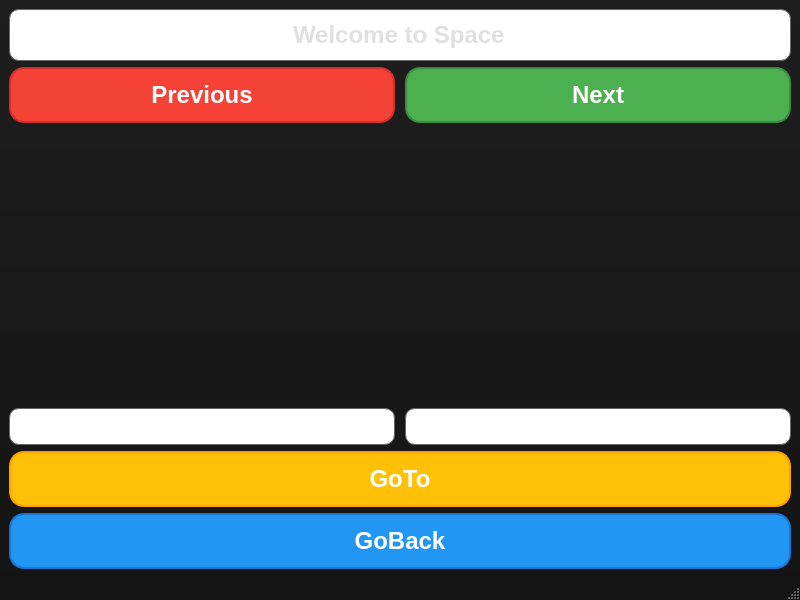
Before: the Qt Designer form MonkeyZooManager/qt/zoo_space.ui in woobe-studio/MonkeyZooManager, drawn with Qt 5.
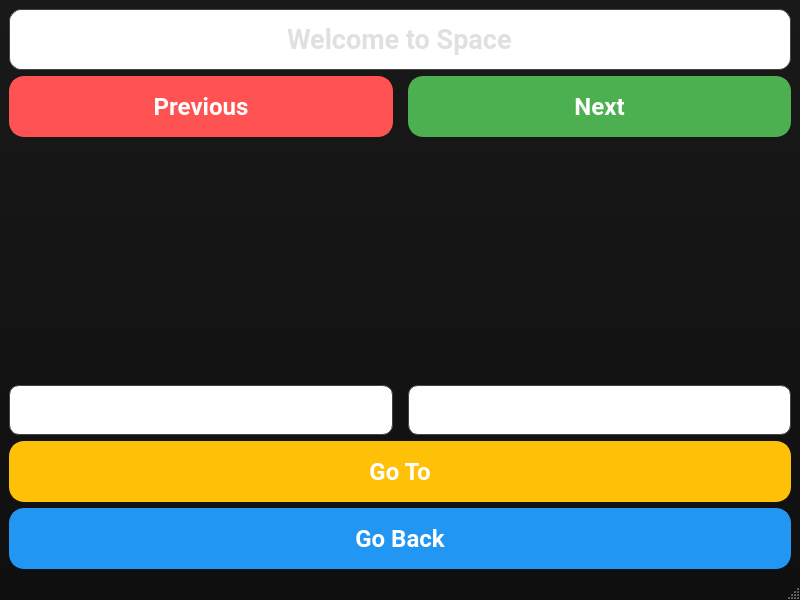
After: the same form once the commit is applied.

Commit message: modernized look of .ui and changed font to Roboto

Diff of the .ui file:
```diff
--- a/MonkeyZooManager/qt/zoo_space.ui
+++ b/MonkeyZooManager/qt/zoo_space.ui
@@ -21,7 +21,7 @@
   </property>
   <property name="styleSheet">
    <string notr="true">#ZooSpace {
-background: qlineargradient(spread:pad, x1:0, y1:0, x2:0, y2:1, stop:0 rgba(30, 30, 30, 255), stop:1 rgba(20, 20, 20, 255));
+background: qlineargradient(spread:pad, x1:0, y1:0, x2:0, y2:1, stop:0 rgba(25, 25, 25, 255), stop:1 rgba(15, 15, 15, 255));
 }
 </string>
   </property>
@@ -31,19 +31,21 @@
      <widget class="QLineEdit" name="EnterTitle">
       <property name="font">
        <font>
-        <pointsize>18</pointsize>
+        <pointsize>20</pointsize>
         <bold>true</bold>
+        <family>Roboto</family>
        </font>
       </property>
       <property name="styleSheet">
        <string notr="true">QLineEdit {
 background: qlineargradient(x1: 0, y1: 0, x2: 0, y2: 1,
-                            stop: 0 rgba(45, 45, 45, 255),
+                            stop: 0 rgba(50, 50, 50, 255),
                             stop: 1 rgba(30, 30, 30, 255));
 color: #E0E0E0;
-border-radius: 10px;
-border: 1px solid #666;
-padding: 10px;
+border-radius: 12px;
+border: 1px solid #444;
+padding: 12px;
+font-weight: bold;
 }
 </string>
       </property>
@@ -64,12 +66,12 @@
     <item>
      <layout class="QVBoxLayout" name="backButtonLayout">
       <property name="spacing">
-       <number>10</number>
+       <number>15</number>
       </property>
       <item>
        <layout class="QHBoxLayout" name="buttonLayout">
         <property name="spacing">
-         <number>10</number>
+         <number>15</number>
         </property>
         <item>
          <widget class="QPushButton" name="Previous">
@@ -77,17 +79,19 @@
            <font>
             <pointsize>18</pointsize>
             <bold>true</bold>
+            <family>Roboto</family>
            </font>
           </property>
           <property name="styleSheet">
            <string notr="true">QPushButton {
-background-color: #F44336;  /* Red */
+background-color: #FF5252;  /* Light red */
 color: #ffffff;
 border-radius: 15px;
-border: 2px solid #d32f2f;
-padding: 12px;
+border: 2px solid #FF5252;
+padding: 14px;
 font-weight: bold;
-transition: background-color 0.3s, transform 0.3s, border 0.3s;
+box-shadow: 0 4px 8px rgba(0, 0, 0, 0.2), 0 0 5px rgba(255, 255, 255, 0.2); /* Shadow with border glow */
+transition: background-color 0.3s, transform 0.3s, box-shadow 0.3s;
 }
 
 QPushButton:hover {
@@ -114,6 +118,7 @@
            <font>
             <pointsize>18</pointsize>
             <bold>true</bold>
+            <family>Roboto</family>
            </font>
           </property>
           <property name="styleSheet">
@@ -121,10 +126,11 @@
 background-color: #4CAF50;  /* Green */
 color: #ffffff;
 border-radius: 15px;
-border: 2px solid #388E3C;
-padding: 12px;
+border: 2px solid #4CAF50;
+padding: 14px;
 font-weight: bold;
-transition: background-color 0.3s, transform 0.3s, border 0.3s;
+box-shadow: 0 4px 8px rgba(0, 0, 0, 0.2), 0 0 5px rgba(255, 255, 255, 0.2); /* Shadow with border glow */
+transition: background-color 0.3s, transform 0.3s, box-shadow 0.3s;
 }
 
 QPushButton:hover {
@@ -159,25 +165,26 @@
     <item>
      <layout class="QHBoxLayout" name="nameSpaceLayout">
       <property name="spacing">
-       <number>10</number>
+       <number>15</number>
       </property>
       <item>
        <widget class="QLineEdit" name="Name">
         <property name="font">
          <font>
-          <pointsize>14</pointsize>
+          <pointsize>16</pointsize>
           <bold>true</bold>
+          <family>Roboto</family>
          </font>
         </property>
         <property name="styleSheet">
          <string notr="true">QLineEdit {
 background: qlineargradient(x1: 0, y1: 0, x2: 0, y2: 1,
-                            stop: 0 rgba(45, 45, 45, 255),
+                            stop: 0 rgba(50, 50, 50, 255),
                             stop: 1 rgba(30, 30, 30, 255));
 color: white;
 border-radius: 10px;
-border: 1px solid #666;
-padding: 5px;
+border: 1px solid #444;
+padding: 10px;
 }
 </string>
         </property>
@@ -196,19 +203,20 @@
        <widget class="QLineEdit" name="Space">
         <property name="font">
          <font>
-          <pointsize>14</pointsize>
+          <pointsize>16</pointsize>
           <bold>true</bold>
+          <family>Roboto</family>
          </font>
         </property>
         <property name="styleSheet">
          <string notr="true">QLineEdit {
 background: qlineargradient(x1: 0, y1: 0, x2: 0, y2: 1,
-                            stop: 0 rgba(45, 45, 45, 255),
+                            stop: 0 rgba(50, 50, 50, 255),
                             stop: 1 rgba(30, 30, 30, 255));
 color: white;
 border-radius: 10px;
-border: 1px solid #666;
-padding: 5px;
+border: 1px solid #444;
+padding: 10px;
 }
 </string>
         </property>
@@ -231,6 +239,7 @@
        <font>
         <pointsize>18</pointsize>
         <bold>true</bold>
+        <family>Roboto</family>
        </font>
       </property>
       <property name="styleSheet">
@@ -238,10 +247,11 @@
 background-color: #FFC107;  /* Amber */
 color: #ffffff;
 border-radius: 15px;
-border: 2px solid #FFA000;
-padding: 12px;
+border: 2px solid #FFC107;
+padding: 14px;
 font-weight: bold;
-transition: background-color 0.3s, transform 0.3s, border 0.3s;
+box-shadow: 0 4px 8px rgba(0, 0, 0, 0.2), 0 0 5px rgba(255, 255, 255, 0.2); /* Shadow with border glow */
+transition: background-color 0.3s, transform 0.3s, box-shadow 0.3s;
 }
 
 QPushButton:hover {
@@ -258,7 +268,7 @@
 </string>
       </property>
       <property name="text">
-       <string>GoTo</string>
+       <string>Go To</string>
       </property>
      </widget>
     </item>
@@ -268,6 +278,7 @@
        <font>
         <pointsize>18</pointsize>
         <bold>true</bold>
+        <family>Roboto</family>
        </font>
       </property>
       <property name="styleSheet">
@@ -275,10 +286,11 @@
 background-color: #2196F3;  /* Blue */
 color: #ffffff;
 border-radius: 15px;
-border: 2px solid #1976D2;
-padding: 12px;
+border: 2px solid #2196F3;
+padding: 14px;
 font-weight: bold;
-transition: background-color 0.3s, transform 0.3s, border 0.3s;
+box-shadow: 0 4px 8px rgba(0, 0, 0, 0.2), 0 0 5px rgba(255, 255, 255, 0.2); /* Shadow with border glow */
+transition: background-color 0.3s, transform 0.3s, box-shadow 0.3s;
 }
 
 QPushButton:hover {
@@ -295,7 +307,7 @@
 </string>
       </property>
       <property name="text">
-       <string>GoBack</string>
+       <string>Go Back</string>
       </property>
      </widget>
     </item>
```
Left out of the diff: 36 changed lines with no effect on the pictures. The commit also changes 1 other file.
